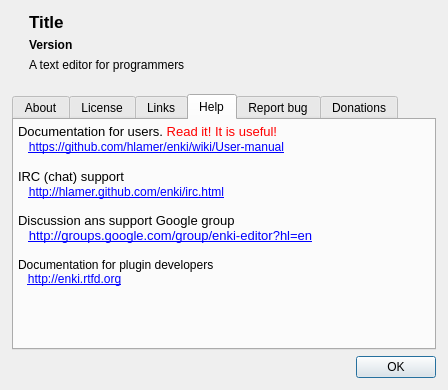
Old version of the form enki/plugins/helpmenu/UIAbout.ui in the repository andreikop/enki.
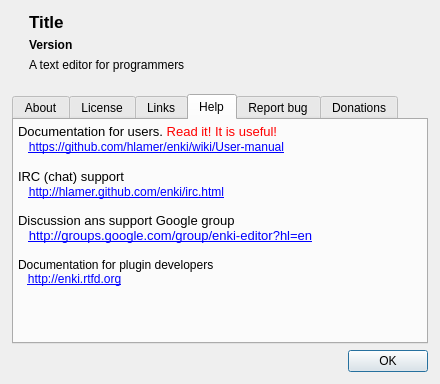
New version of the form. Icons and pictures are not drawn.

What changed in the file:
```diff
--- a/enki/plugins/helpmenu/UIAbout.ui
+++ b/enki/plugins/helpmenu/UIAbout.ui
@@ -6,8 +6,8 @@
    <rect>
     <x>0</x>
     <y>0</y>
-    <width>448</width>
-    <height>390</height>
+    <width>440</width>
+    <height>384</height>
    </rect>
   </property>
   <layout class="QGridLayout" name="gridLayout">
@@ -495,23 +495,23 @@
        <string>&lt;!DOCTYPE HTML PUBLIC &quot;-//W3C//DTD HTML 4.0//EN&quot; &quot;http://www.w3.org/TR/REC-html40/strict.dtd&quot;&gt;
 &lt;html&gt;&lt;head&gt;&lt;meta name=&quot;qrichtext&quot; content=&quot;1&quot; /&gt;&lt;style type=&quot;text/css&quot;&gt;
 p, li { white-space: pre-wrap; }
-&lt;/style&gt;&lt;/head&gt;&lt;body style=&quot; font-family:'Sans'; font-size:10pt; font-weight:400; font-style:normal;&quot;&gt;
+&lt;/style&gt;&lt;/head&gt;&lt;body style=&quot; font-family:'Ubuntu'; font-size:11pt; font-weight:400; font-style:normal;&quot;&gt;
 &lt;table border=&quot;0&quot; style=&quot; margin-top:0px; margin-bottom:0px; margin-left:0px; margin-right:0px;&quot; width=&quot;100%&quot; cellspacing=&quot;0&quot; cellpadding=&quot;0&quot;&gt;
 &lt;tr&gt;
 &lt;td&gt;
-&lt;p style=&quot; margin-top:0px; margin-bottom:0px; margin-left:0px; margin-right:0px; -qt-block-indent:0; text-indent:0px;&quot;&gt;&lt;span style=&quot; font-family:'Droid Sans';&quot;&gt;Documentation for users. &lt;/span&gt;&lt;span style=&quot; font-family:'Droid Sans'; color:#ff0000;&quot;&gt;Read it! It is useful!&lt;/span&gt;&lt;/p&gt;
-&lt;p style=&quot; margin-top:0px; margin-bottom:0px; margin-left:0px; margin-right:0px; -qt-block-indent:0; text-indent:0px;&quot;&gt;&lt;span style=&quot; font-family:'Droid Sans';&quot;&gt;   &lt;/span&gt;&lt;a href=&quot;https://github.com/hlamer/enki/wiki/User-manual&quot;&gt;&lt;span style=&quot; font-size:9pt; text-decoration: underline; color:#0000ff;&quot;&gt;https://github.com/hlamer/enki/wiki/User-manual&lt;/span&gt;&lt;/a&gt;&lt;/p&gt;
-&lt;p style=&quot;-qt-paragraph-type:empty; margin-top:0px; margin-bottom:0px; margin-left:0px; margin-right:0px; -qt-block-indent:0; text-indent:0px; font-family:'Droid Sans';&quot;&gt;&lt;br /&gt;&lt;/p&gt;
-&lt;p style=&quot; margin-top:0px; margin-bottom:0px; margin-left:0px; margin-right:0px; -qt-block-indent:0; text-indent:0px;&quot;&gt;&lt;span style=&quot; font-family:'Droid Sans';&quot;&gt;IRC (chat) support&lt;br /&gt;   &lt;/span&gt;&lt;a href=&quot;http://hlamer.github.com/enki/irc.html&quot;&gt;&lt;span style=&quot; font-size:9pt; text-decoration: underline; color:#0000ff;&quot;&gt;http://hlamer.github.com/enki/irc.html&lt;/span&gt;&lt;/a&gt;&lt;/p&gt;
-&lt;p style=&quot;-qt-paragraph-type:empty; margin-top:0px; margin-bottom:0px; margin-left:0px; margin-right:0px; -qt-block-indent:0; text-indent:0px; font-size:9pt; text-decoration: underline; color:#0000ff;&quot;&gt;&lt;br /&gt;&lt;/p&gt;&lt;/td&gt;&lt;/tr&gt;
+&lt;p style=&quot; margin-top:0px; margin-bottom:0px; margin-left:0px; margin-right:0px; -qt-block-indent:0; text-indent:0px;&quot;&gt;&lt;span style=&quot; font-family:'Droid Sans'; font-size:10pt;&quot;&gt;Documentation for users. &lt;/span&gt;&lt;span style=&quot; font-family:'Droid Sans'; font-size:10pt; color:#ff0000;&quot;&gt;Read it! It is useful!&lt;/span&gt;&lt;/p&gt;
+&lt;p style=&quot; margin-top:0px; margin-bottom:0px; margin-left:0px; margin-right:0px; -qt-block-indent:0; text-indent:0px;&quot;&gt;&lt;span style=&quot; font-family:'Droid Sans'; font-size:10pt;&quot;&gt;   &lt;/span&gt;&lt;a href=&quot;https://github.com/hlamer/enki/wiki/User-manual&quot;&gt;&lt;span style=&quot; font-family:'Sans'; font-size:9pt; text-decoration: underline; color:#0000ff;&quot;&gt;https://github.com/hlamer/enki/wiki/User-manual&lt;/span&gt;&lt;/a&gt;&lt;/p&gt;
+&lt;p style=&quot;-qt-paragraph-type:empty; margin-top:0px; margin-bottom:0px; margin-left:0px; margin-right:0px; -qt-block-indent:0; text-indent:0px; font-family:'Droid Sans'; font-size:10pt;&quot;&gt;&lt;/p&gt;
+&lt;p style=&quot; margin-top:0px; margin-bottom:0px; margin-left:0px; margin-right:0px; -qt-block-indent:0; text-indent:0px;&quot;&gt;&lt;span style=&quot; font-family:'Droid Sans'; font-size:10pt;&quot;&gt;IRC (chat) support&lt;br /&gt;   &lt;/span&gt;&lt;a href=&quot;http://hlamer.github.com/enki/irc.html&quot;&gt;&lt;span style=&quot; font-family:'Sans'; font-size:9pt; text-decoration: underline; color:#0000ff;&quot;&gt;http://hlamer.github.com/enki/irc.html&lt;/span&gt;&lt;/a&gt;&lt;/p&gt;
+&lt;p style=&quot;-qt-paragraph-type:empty; margin-top:0px; margin-bottom:0px; margin-left:0px; margin-right:0px; -qt-block-indent:0; text-indent:0px; font-family:'Sans'; font-size:9pt; text-decoration: underline; color:#0000ff;&quot;&gt;&lt;/p&gt;&lt;/td&gt;&lt;/tr&gt;
 &lt;tr&gt;
 &lt;td&gt;
-&lt;p style=&quot; margin-top:0px; margin-bottom:0px; margin-left:0px; margin-right:0px; -qt-block-indent:0; text-indent:0px;&quot;&gt;&lt;span style=&quot; font-family:'Droid Sans';&quot;&gt;Discussion ans support Google group&lt;br /&gt;   &lt;/span&gt;&lt;a href=&quot;http://groups.google.com/group/enki-editor?hl=en&quot;&gt;&lt;span style=&quot; font-family:'Droid Sans'; text-decoration: underline; color:#0000ff;&quot;&gt;http://groups.google.com/group/enki-editor?hl=en&lt;/span&gt;&lt;/a&gt;&lt;/p&gt;
-&lt;p style=&quot;-qt-paragraph-type:empty; margin-top:0px; margin-bottom:0px; margin-left:0px; margin-right:0px; -qt-block-indent:0; text-indent:0px; font-family:'Droid Sans'; text-decoration: underline; color:#0000ff;&quot;&gt;&lt;br /&gt;&lt;/p&gt;&lt;/td&gt;&lt;/tr&gt;
+&lt;p style=&quot; margin-top:0px; margin-bottom:0px; margin-left:0px; margin-right:0px; -qt-block-indent:0; text-indent:0px;&quot;&gt;&lt;span style=&quot; font-family:'Droid Sans'; font-size:10pt;&quot;&gt;Discussion ans support Google group&lt;br /&gt;   &lt;/span&gt;&lt;a href=&quot;http://groups.google.com/group/enki-editor?hl=en&quot;&gt;&lt;span style=&quot; font-family:'Droid Sans'; font-size:10pt; text-decoration: underline; color:#0000ff;&quot;&gt;http://groups.google.com/group/enki-editor?hl=en&lt;/span&gt;&lt;/a&gt;&lt;/p&gt;
+&lt;p style=&quot;-qt-paragraph-type:empty; margin-top:0px; margin-bottom:0px; margin-left:0px; margin-right:0px; -qt-block-indent:0; text-indent:0px; font-family:'Droid Sans'; font-size:10pt; text-decoration: underline; color:#0000ff;&quot;&gt;&lt;/p&gt;&lt;/td&gt;&lt;/tr&gt;
 &lt;tr&gt;
 &lt;td&gt;
-&lt;p style=&quot; margin-top:0px; margin-bottom:0px; margin-left:0px; margin-right:0px; -qt-block-indent:0; text-indent:0px;&quot;&gt;&lt;span style=&quot; font-size:9pt;&quot;&gt;Documentation for plugin developers&lt;/span&gt;&lt;/p&gt;
-&lt;p style=&quot; margin-top:0px; margin-bottom:0px; margin-left:0px; margin-right:0px; -qt-block-indent:0; text-indent:0px;&quot;&gt;&lt;span style=&quot; font-size:9pt;&quot;&gt;   &lt;/span&gt;&lt;a href=&quot;http://enki.rtfd.org&quot;&gt;&lt;span style=&quot; font-size:9pt; text-decoration: underline; color:#0000ff;&quot;&gt;http://enki.rtfd.org&lt;/span&gt;&lt;/a&gt;&lt;/p&gt;&lt;/td&gt;&lt;/tr&gt;&lt;/table&gt;&lt;/body&gt;&lt;/html&gt;</string>
+&lt;p style=&quot; margin-top:0px; margin-bottom:0px; margin-left:0px; margin-right:0px; -qt-block-indent:0; text-indent:0px;&quot;&gt;&lt;span style=&quot; font-family:'Sans'; font-size:9pt;&quot;&gt;Documentation for plugin developers&lt;/span&gt;&lt;/p&gt;
+&lt;p style=&quot; margin-top:0px; margin-bottom:0px; margin-left:0px; margin-right:0px; -qt-block-indent:0; text-indent:0px;&quot;&gt;&lt;span style=&quot; font-family:'Sans'; font-size:9pt;&quot;&gt;   &lt;/span&gt;&lt;a href=&quot;http://enki.rtfd.org&quot;&gt;&lt;span style=&quot; font-family:'Sans'; font-size:9pt; text-decoration: underline; color:#0000ff;&quot;&gt;http://enki.rtfd.org&lt;/span&gt;&lt;/a&gt;&lt;/p&gt;&lt;/td&gt;&lt;/tr&gt;&lt;/table&gt;&lt;/body&gt;&lt;/html&gt;</string>
       </property>
       <property name="tabStopWidth">
        <number>40</number>
```
Left out of the diff: 56 changed lines with no effect on the pictures.
